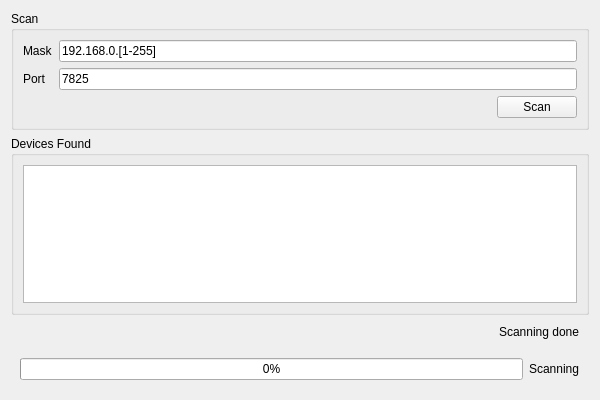
Before: the Qt Designer form scanwindow.ui in ThatCakeID/remote-edit-client, drawn with Qt 5.
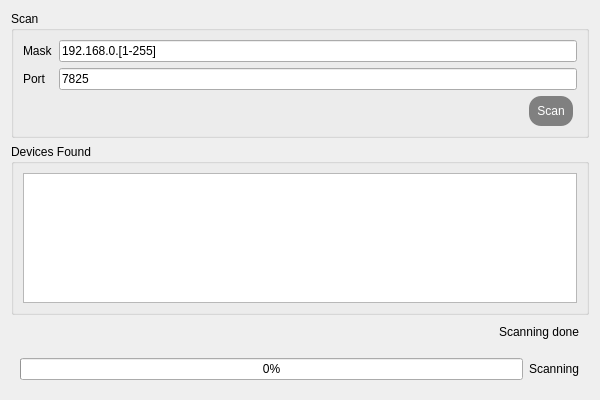
After: the same form once the commit is applied.

The edit to the form file:
```diff
--- a/scanwindow.ui
+++ b/scanwindow.ui
@@ -81,6 +81,29 @@
         </item>
         <item>
          <widget class="QPushButton" name="scan_button">
+          <property name="styleSheet">
+           <string notr="true">QPushButton
+{
+    margin-right: 4px;
+    margin-left: 4px;
+    border-radius: 12px;
+    background: gray;
+    padding: 8px;
+    color: white;
+}
+
+QPushButton:hover:!pressed
+{
+    background: #E4E4E4;
+	color: black;
+}
+
+QPushButton:hover:pressed
+{
+    background: #464646;
+}
+</string>
+          </property>
           <property name="text">
            <string>Scan</string>
           </property>
```
